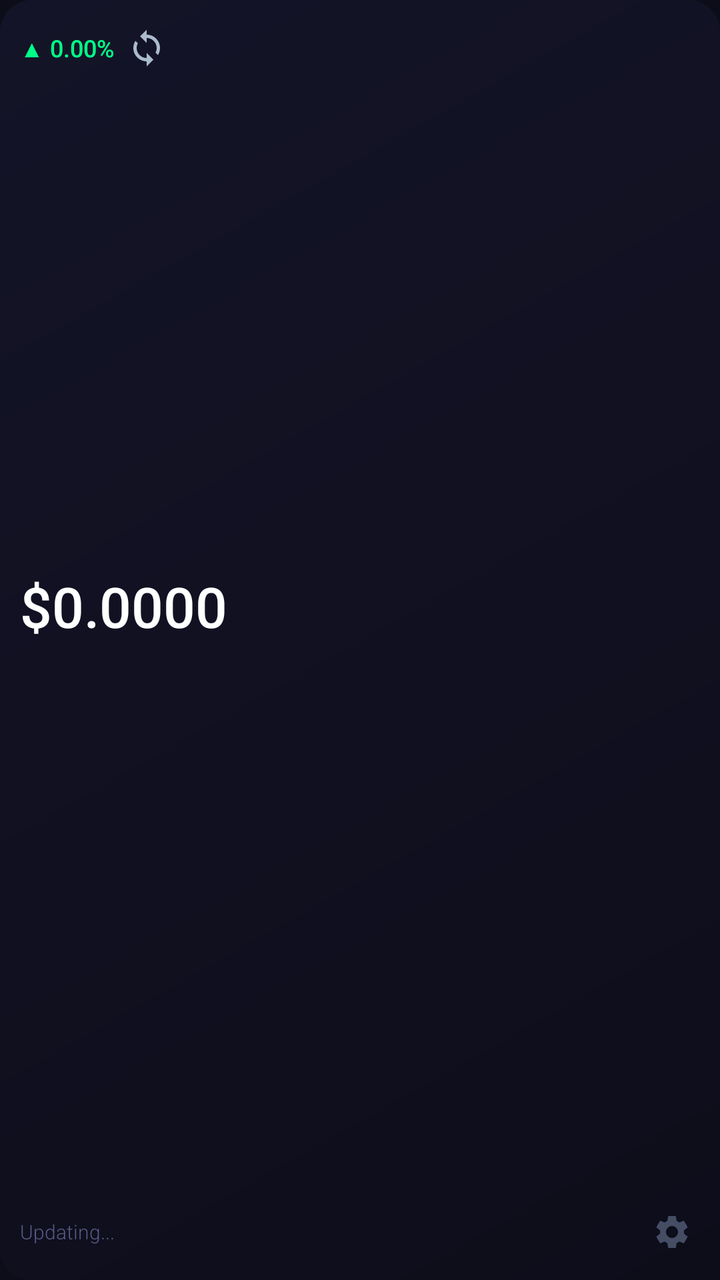
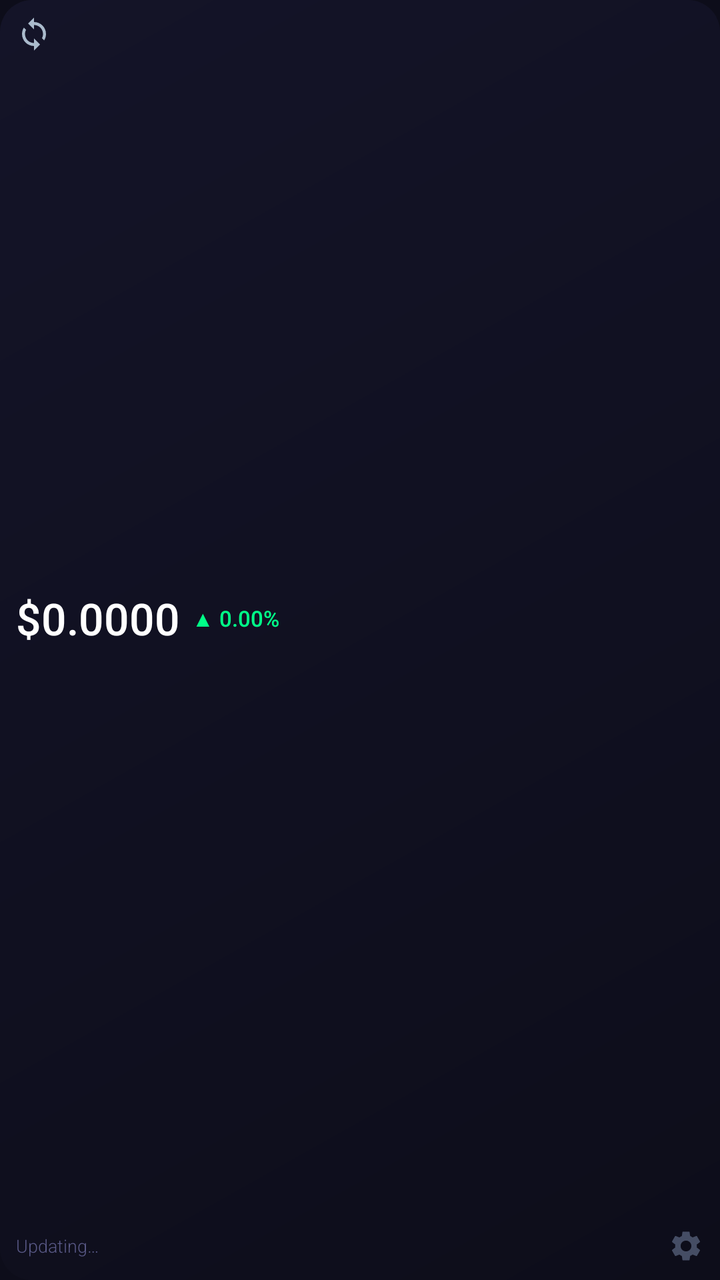

Compare the two renders of this Android layout. The source of the first and the diff that turns it into the second are given below.
<!-- AndroidManifest.xml: application theme Theme.Coinflow -->
<!-- res/layout/widget_layout.xml -->
<?xml version="1.0" encoding="utf-8"?>
<RelativeLayout xmlns:android="http://schemas.android.com/apk/res/android"
    android:id="@+id/widget_root"
    android:layout_width="match_parent"
    android:layout_height="match_parent"
    android:background="@drawable/widget_background"
    android:padding="10dp">

    
    <LinearLayout
        android:id="@+id/top_row"
        android:layout_width="match_parent"
        android:layout_height="wrap_content"
        android:orientation="horizontal"
        android:gravity="center_vertical"
        android:layout_alignParentTop="true">

        
        <TextView
            android:id="@+id/tab_coin_1"
            android:layout_width="0dp"
            android:layout_height="wrap_content"
            android:layout_weight="1"
            android:gravity="center"
            android:paddingStart="2dp"
            android:paddingEnd="2dp"
            android:textSize="11sp"
            android:fontFamily="sans-serif-medium"
            android:letterSpacing="0.08"
            android:visibility="gone" />

        <TextView
            android:id="@+id/tab_coin_2"
            android:layout_width="0dp"
            android:layout_height="wrap_content"
            android:layout_weight="1"
            android:gravity="center"
            android:paddingStart="2dp"
            android:paddingEnd="2dp"
            android:textSize="11sp"
            android:fontFamily="sans-serif-medium"
            android:letterSpacing="0.08"
            android:visibility="gone" />

        <TextView
            android:id="@+id/tab_coin_3"
            android:layout_width="0dp"
            android:layout_height="wrap_content"
            android:layout_weight="1"
            android:gravity="center"
            android:paddingStart="2dp"
            android:paddingEnd="2dp"
            android:textSize="11sp"
            android:fontFamily="sans-serif-medium"
            android:letterSpacing="0.08"
            android:visibility="gone" />

        <TextView
            android:id="@+id/tab_coin_4"
            android:layout_width="0dp"
            android:layout_height="wrap_content"
            android:layout_weight="1"
            android:gravity="center"
            android:paddingStart="2dp"
            android:paddingEnd="2dp"
            android:textSize="11sp"
            android:fontFamily="sans-serif-medium"
            android:letterSpacing="0.08"
            android:visibility="gone" />

        <TextView
            android:id="@+id/tab_coin_5"
            android:layout_width="0dp"
            android:layout_height="wrap_content"
            android:layout_weight="1"
            android:gravity="center"
            android:paddingStart="2dp"
            android:paddingEnd="2dp"
            android:textSize="11sp"
            android:fontFamily="sans-serif-medium"
            android:letterSpacing="0.08"
            android:visibility="gone" />

        
        <View
            android:id="@+id/tab_divider"
            android:layout_width="1dp"
            android:layout_height="14dp"
            android:background="#33FFFFFF"
            android:layout_marginStart="4dp"
            android:layout_marginEnd="4dp"
            android:visibility="gone" />

        <TextView
            android:id="@+id/tv_change"
            android:layout_width="wrap_content"
            android:layout_height="wrap_content"
            android:textSize="12sp"
            android:fontFamily="sans-serif-medium"
            android:textColor="#00FF88"
            android:layout_marginEnd="2dp"
            android:text="▲ 0.00%" />

        <ImageView
            android:id="@+id/btn_refresh"
            android:layout_width="28dp"
            android:layout_height="28dp"
            android:padding="4dp"
            android:src="@drawable/ic_refresh"
            android:contentDescription="Refresh" />
    </LinearLayout>

    
    <LinearLayout
        android:id="@+id/bottom_row"
        android:layout_width="match_parent"
        android:layout_height="wrap_content"
        android:orientation="horizontal"
        android:gravity="center_vertical"
        android:layout_alignParentBottom="true">

        <TextView
            android:id="@+id/tv_last_updated"
            android:layout_width="0dp"
            android:layout_height="wrap_content"
            android:layout_weight="1"
            android:textColor="#5A5A88"
            android:textSize="10sp"
            android:fontFamily="sans-serif-light"
            android:text="Updating..." />

        <ImageView
            android:id="@+id/btn_settings"
            android:layout_width="28dp"
            android:layout_height="28dp"
            android:padding="4dp"
            android:src="@drawable/widget_settings_icon"
            android:contentDescription="Settings" />
    </LinearLayout>

    
    <FrameLayout
        android:id="@+id/sparkline_container"
        android:layout_width="match_parent"
        android:layout_height="32dp"
        android:layout_above="@id/bottom_row"
        android:layout_marginBottom="2dp">

        <ImageView
            android:id="@+id/iv_sparkline"
            android:layout_width="match_parent"
            android:layout_height="match_parent"
            android:scaleType="fitXY"
            android:contentDescription="Price chart" />
    </FrameLayout>

    
    <LinearLayout
        android:id="@+id/price_row"
        android:layout_width="match_parent"
        android:layout_height="wrap_content"
        android:orientation="horizontal"
        android:gravity="center_vertical"
        android:layout_below="@id/top_row"
        android:layout_above="@id/sparkline_container"
        android:paddingTop="1dp"
        android:paddingBottom="1dp">

        <TextView
            android:id="@+id/tv_price"
            android:layout_width="0dp"
            android:layout_height="wrap_content"
            android:layout_weight="1"
            android:textColor="#FFFFFF"
            android:textSize="28sp"
            android:fontFamily="sans-serif-medium"
            android:text="$0.0000" />

        
        <LinearLayout
            android:id="@+id/wallet_row"
            android:layout_width="wrap_content"
            android:layout_height="wrap_content"
            android:orientation="vertical"
            android:gravity="end"
            android:visibility="gone">

            <TextView
                android:id="@+id/tv_balance"
                android:layout_width="wrap_content"
                android:layout_height="wrap_content"
                android:textColor="#00D4FF"
                android:textSize="13sp"
                android:fontFamily="sans-serif-medium"
                android:text="" />

            <TextView
                android:id="@+id/tv_portfolio_value"
                android:layout_width="wrap_content"
                android:layout_height="wrap_content"
                android:textColor="#8899BB"
                android:textSize="11sp"
                android:fontFamily="sans-serif-light"
                android:text="≈ $0.00" />
        </LinearLayout>

    </LinearLayout>

</RelativeLayout>
<!-- resources referenced by this layout -->
<resources>
  <!-- drawable ic_refresh (drawable) -->
  <?xml version="1.0" encoding="utf-8"?>
  <vector xmlns:android="http://schemas.android.com/apk/res/android"
      android:width="24dp"
      android:height="24dp"
      android:viewportWidth="24"
      android:viewportHeight="24">
      <path
          android:fillColor="#AABBCC"
          android:pathData="M12,4V1L8,5l4,4V6c3.31,0 6,2.69 6,6 0,1.01-0.25,1.97-0.7,2.8l1.46,1.46C19.54,15.03 20,13.57 20,12c0-4.42-3.58-8-8-8zM12,18c-3.31,0-6-2.69-6-6 0-1.01 0.25-1.97 0.7-2.8L5.24,7.74C4.46,8.97 4,10.43 4,12c0,4.42 3.58,8 8,8v3l4-4-4-4v3z"/>
  </vector>
  <!-- drawable widget_background (drawable) -->
  <?xml version="1.0" encoding="utf-8"?>
  <shape xmlns:android="http://schemas.android.com/apk/res/android"
      android:shape="rectangle">
      <gradient
          android:startColor="#0D0D1A"
          android:endColor="#141428"
          android:angle="135"
          android:type="linear" />
      <corners android:radius="16dp" />
  </shape>
  <!-- drawable widget_settings_icon (drawable) -->
  <?xml version="1.0" encoding="utf-8"?>
  <vector xmlns:android="http://schemas.android.com/apk/res/android"
      android:width="24dp"
      android:height="24dp"
      android:viewportWidth="24"
      android:viewportHeight="24">
      <path
          android:fillColor="#778899BB"
          android:pathData="M19.14,12.94c0.04,-0.3 0.06,-0.61 0.06,-0.94c0,-0.32 -0.02,-0.64 -0.07,-0.94l2.03,-1.58c0.18,-0.14 0.23,-0.41 0.12,-0.61l-1.92,-3.32c-0.12,-0.22 -0.37,-0.29 -0.59,-0.22l-2.39,0.96c-0.5,-0.38 -1.03,-0.7 -1.62,-0.94L14.4,2.81c-0.04,-0.24 -0.24,-0.41 -0.48,-0.41h-3.84c-0.24,0 -0.43,0.17 -0.47,0.41L9.25,5.35C8.66,5.59 8.12,5.92 7.63,6.29L5.24,5.33c-0.22,-0.08 -0.47,0 -0.59,0.22L2.74,8.87C2.62,9.08 2.66,9.34 2.86,9.48l2.03,1.58C4.84,11.36 4.8,11.69 4.8,12s0.02,0.64 0.07,0.94l-2.03,1.58c-0.18,0.14 -0.23,0.41 -0.12,0.61l1.92,3.32c0.12,0.22 0.37,0.29 0.59,0.22l2.39,-0.96c0.5,0.38 1.03,0.7 1.62,0.94l0.36,2.54c0.05,0.24 0.24,0.41 0.48,0.41h3.84c0.24,0 0.44,-0.17 0.47,-0.41l0.36,-2.54c0.59,-0.24 1.13,-0.56 1.62,-0.94l2.39,0.96c0.22,0.08 0.47,0 0.59,-0.22l1.92,-3.32c0.12,-0.22 0.07,-0.47 -0.12,-0.61L19.14,12.94zM12,15.6c-1.98,0 -3.6,-1.62 -3.6,-3.6s1.62,-3.6 3.6,-3.6s3.6,1.62 3.6,3.6S13.98,15.6 12,15.6z" />
  </vector>
  <style name="Theme.Coinflow" parent="Theme.Material3.DayNight.NoActionBar">
          <item name="colorPrimary">@color/accent_cyan</item>
          <item name="colorSecondary">@color/accent_purple</item>
          <item name="colorOnPrimary">@color/bg_dark</item>
          <item name="android:windowBackground">@color/bg_dark</item>
          <item name="android:statusBarColor">@color/bg_dark</item>
          <item name="android:navigationBarColor">@color/bg_dark</item>
      </style>
  <color name="accent_cyan">#00D4FF</color>
  <color name="accent_purple">#7B2FFF</color>
  <color name="bg_dark">#0D0D1A</color>
</resources>

<!-- the commit's change to res/layout/widget_layout.xml (unified diff, before → after) -->
@@ -1,10 +1,11 @@
 <?xml version="1.0" encoding="utf-8"?>
-<RelativeLayout xmlns:android="http://schemas.android.com/apk/res/android"
+<LinearLayout xmlns:android="http://schemas.android.com/apk/res/android"
     android:id="@+id/widget_root"
     android:layout_width="match_parent"
     android:layout_height="match_parent"
+    android:orientation="vertical"
     android:background="@drawable/widget_background"
-    android:padding="10dp">
+    android:padding="8dp">
 
     
     <LinearLayout
@@ -12,21 +13,17 @@
         android:layout_width="match_parent"
         android:layout_height="wrap_content"
         android:orientation="horizontal"
-        android:gravity="center_vertical"
-        android:layout_alignParentTop="true">
+        android:gravity="center_vertical">
 
-        
         <TextView
             android:id="@+id/tab_coin_1"
             android:layout_width="0dp"
             android:layout_height="wrap_content"
             android:layout_weight="1"
             android:gravity="center"
-            android:paddingStart="2dp"
-            android:paddingEnd="2dp"
-            android:textSize="11sp"
+            android:textSize="10sp"
             android:fontFamily="sans-serif-medium"
-            android:letterSpacing="0.08"
+            android:letterSpacing="0.06"
             android:visibility="gone" />
 
         <TextView
@@ -35,11 +32,9 @@
             android:layout_height="wrap_content"
             android:layout_weight="1"
             android:gravity="center"
-            android:paddingStart="2dp"
-            android:paddingEnd="2dp"
-            android:textSize="11sp"
+            android:textSize="10sp"
             android:fontFamily="sans-serif-medium"
-            android:letterSpacing="0.08"
+            android:letterSpacing="0.06"
             android:visibility="gone" />
 
         <TextView
@@ -48,11 +43,9 @@
             android:layout_height="wrap_content"
             android:layout_weight="1"
             android:gravity="center"
-            android:paddingStart="2dp"
-            android:paddingEnd="2dp"
-            android:textSize="11sp"
+            android:textSize="10sp"
             android:fontFamily="sans-serif-medium"
-            android:letterSpacing="0.08"
+            android:letterSpacing="0.06"
             android:visibility="gone" />
 
         <TextView
@@ -61,11 +54,9 @@
             android:layout_height="wrap_content"
             android:layout_weight="1"
             android:gravity="center"
-            android:paddingStart="2dp"
-            android:paddingEnd="2dp"
-            android:textSize="11sp"
+            android:textSize="10sp"
             android:fontFamily="sans-serif-medium"
-            android:letterSpacing="0.08"
+            android:letterSpacing="0.06"
             android:visibility="gone" />
 
         <TextView
@@ -74,109 +65,61 @@
             android:layout_height="wrap_content"
             android:layout_weight="1"
             android:gravity="center"
-            android:paddingStart="2dp"
-            android:paddingEnd="2dp"
-            android:textSize="11sp"
+            android:textSize="10sp"
             android:fontFamily="sans-serif-medium"
-            android:letterSpacing="0.08"
+            android:letterSpacing="0.06"
             android:visibility="gone" />
 
-        
         <View
             android:id="@+id/tab_divider"
             android:layout_width="1dp"
-            android:layout_height="14dp"
+            android:layout_height="12dp"
             android:background="#33FFFFFF"
             android:layout_marginStart="4dp"
             android:layout_marginEnd="4dp"
             android:visibility="gone" />
 
-        <TextView
-            android:id="@+id/tv_change"
-            android:layout_width="wrap_content"
-            android:layout_height="wrap_content"
-            android:textSize="12sp"
-            android:fontFamily="sans-serif-medium"
-            android:textColor="#00FF88"
-            android:layout_marginEnd="2dp"
-            android:text="▲ 0.00%" />
-
         <ImageView
             android:id="@+id/btn_refresh"
-            android:layout_width="28dp"
-            android:layout_height="28dp"
-            android:padding="4dp"
+            android:layout_width="18dp"
+            android:layout_height="18dp"
             android:src="@drawable/ic_refresh"
             android:contentDescription="Refresh" />
     </LinearLayout>
 
     
     <LinearLayout
-        android:id="@+id/bottom_row"
+        android:id="@+id/price_row"
         android:layout_width="match_parent"
-        android:layout_height="wrap_content"
+        android:layout_height="0dp"
+        android:layout_weight="1"
         android:orientation="horizontal"
         android:gravity="center_vertical"
-        android:layout_alignParentBottom="true">
+        android:baselineAligned="false">
 
         <TextView
-            android:id="@+id/tv_last_updated"
+            android:id="@+id/tv_price"
+            android:layout_width="wrap_content"
+            android:layout_height="wrap_content"
+            android:textColor="#FFFFFF"
+            android:textSize="22sp"
+            android:fontFamily="sans-serif-medium"
+            android:singleLine="true"
+            android:ellipsize="end"
+            android:text="$0.0000" />
+
+        <TextView
+            android:id="@+id/tv_change"
             android:layout_width="0dp"
             android:layout_height="wrap_content"
             android:layout_weight="1"
-            android:textColor="#5A5A88"
-            android:textSize="10sp"
-            android:fontFamily="sans-serif-light"
-            android:text="Updating..." />
+            android:layout_marginStart="6dp"
+            android:textSize="11sp"
+            android:fontFamily="sans-serif-medium"
+            android:textColor="#00FF88"
+            android:singleLine="true"
+            android:text="▲ 0.00%" />
 
-        <ImageView
-            android:id="@+id/btn_settings"
-            android:layout_width="28dp"
-            android:layout_height="28dp"
-            android:padding="4dp"
-            android:src="@drawable/widget_settings_icon"
-            android:contentDescription="Settings" />
-    </LinearLayout>
-
-    
-    <FrameLayout
-        android:id="@+id/sparkline_container"
-        android:layout_width="match_parent"
-        android:layout_height="32dp"
-        android:layout_above="@id/bottom_row"
-        android:layout_marginBottom="2dp">
-
-        <ImageView
-            android:id="@+id/iv_sparkline"
-            android:layout_width="match_parent"
-            android:layout_height="match_parent"
-            android:scaleType="fitXY"
-            android:contentDescription="Price chart" />
-    </FrameLayout>
-
-    
-    <LinearLayout
-        android:id="@+id/price_row"
-        android:layout_width="match_parent"
-        android:layout_height="wrap_content"
-        android:orientation="horizontal"
-        android:gravity="center_vertical"
-        android:layout_below="@id/top_row"
-        android:layout_above="@id/sparkline_container"
-        android:paddingTop="1dp"
-        android:paddingBottom="1dp">
-
-        <TextView
-            android:id="@+id/tv_price"
-            android:layout_width="0dp"
-            android:layout_height="wrap_content"
-            android:layout_weight="1"
-            android:textColor="#FFFFFF"
-            android:textSize="28sp"
-            android:fontFamily="sans-serif-medium"
-            android:text="$0.0000" />
-
-        
         <LinearLayout
             android:id="@+id/wallet_row"
             android:layout_width="wrap_content"
@@ -190,8 +133,9 @@
                 android:layout_width="wrap_content"
                 android:layout_height="wrap_content"
                 android:textColor="#00D4FF"
-                android:textSize="13sp"
+                android:textSize="11sp"
                 android:fontFamily="sans-serif-medium"
+                android:singleLine="true"
                 android:text="" />
 
             <TextView
@@ -199,11 +143,47 @@
                 android:layout_width="wrap_content"
                 android:layout_height="wrap_content"
                 android:textColor="#8899BB"
-                android:textSize="11sp"
+                android:textSize="9sp"
                 android:fontFamily="sans-serif-light"
-                android:text="≈ $0.00" />
+                android:singleLine="true"
+                android:text="" />
         </LinearLayout>
-
     </LinearLayout>
 
-</RelativeLayout>
+    
+    <ImageView
+        android:id="@+id/iv_sparkline"
+        android:layout_width="match_parent"
+        android:layout_height="20dp"
+        android:scaleType="fitXY"
+        android:contentDescription="Price chart" />
+
+    
+    <LinearLayout
+        android:id="@+id/bottom_row"
+        android:layout_width="match_parent"
+        android:layout_height="wrap_content"
+        android:orientation="horizontal"
+        android:gravity="center_vertical"
+        android:paddingTop="2dp">
+
+        <TextView
+            android:id="@+id/tv_last_updated"
+            android:layout_width="0dp"
+            android:layout_height="wrap_content"
+            android:layout_weight="1"
+            android:textColor="#5A5A88"
+            android:textSize="9sp"
+            android:fontFamily="sans-serif-light"
+            android:singleLine="true"
+            android:text="Updating…" />
+
+        <ImageView
+            android:id="@+id/btn_settings"
+            android:layout_width="18dp"
+            android:layout_height="18dp"
+            android:src="@drawable/widget_settings_icon"
+            android:contentDescription="Settings" />
+    </LinearLayout>
+
+</LinearLayout>
